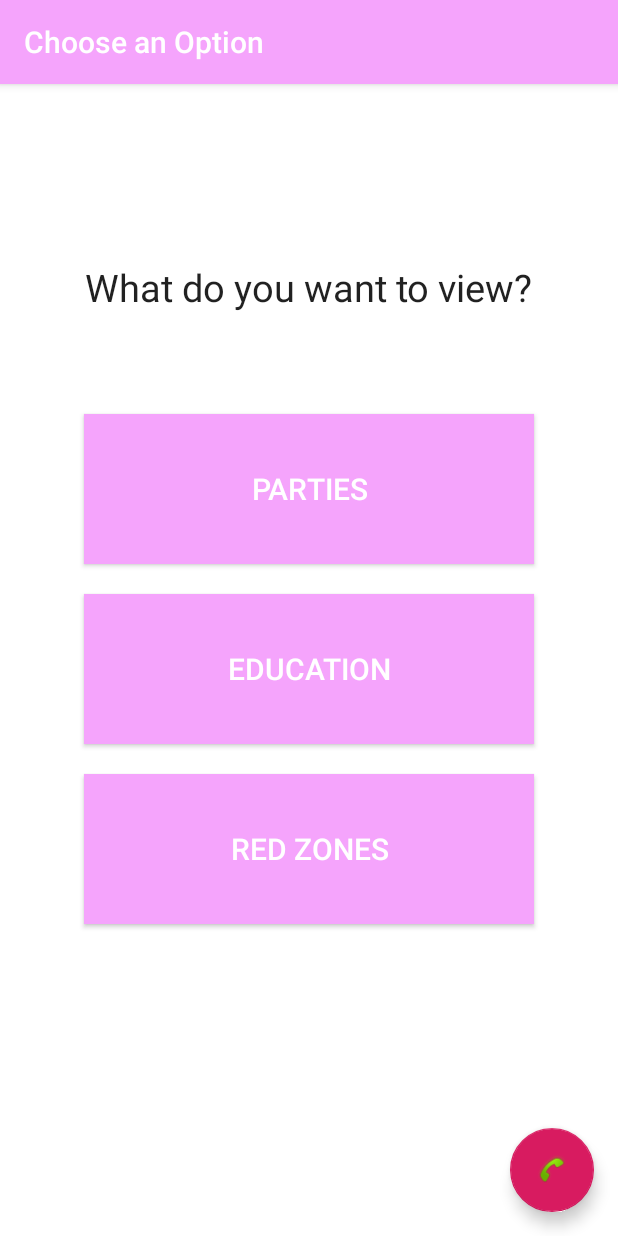
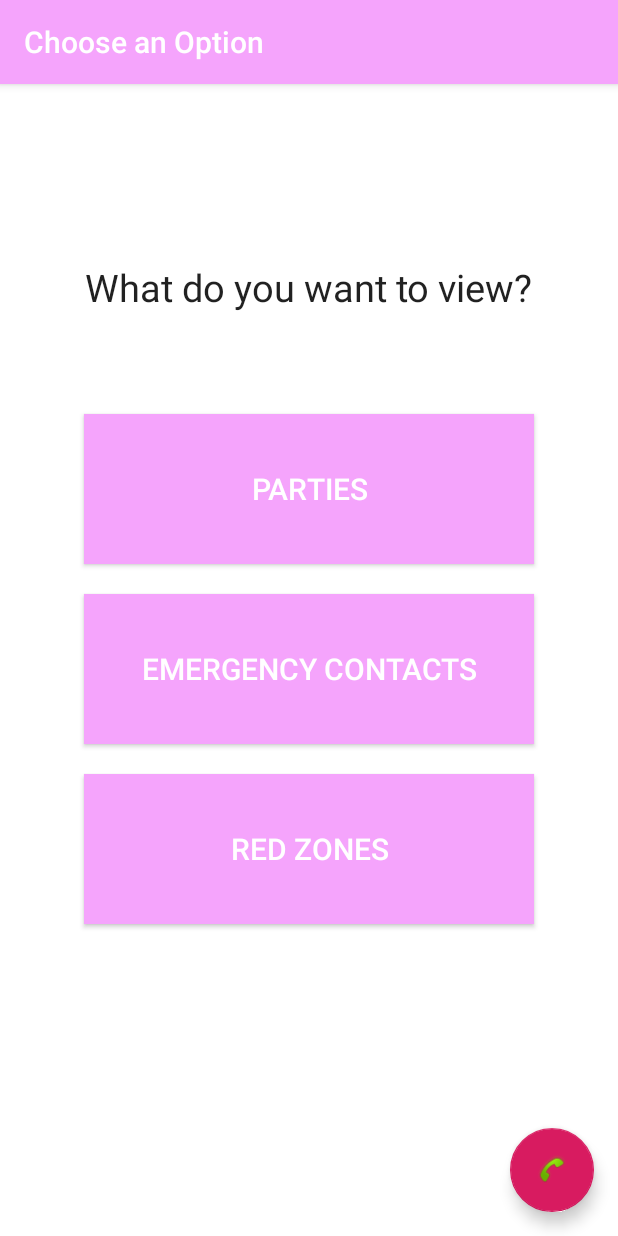
Before and after one commit to katelynzzz/womxnhacks, an Android app: the ChooseOption screen opened directly, with no data from a screen before it, on a phone screen of 412 x 824 dp. Run offline under Robolectric (Android 15) with nearby library versions, the phone set to English and light mode, and no system bars.

Commit message:
renamed "Education" button to "Emergency Contact"

```diff
--- a/app/src/main/res/values/strings.xml
+++ b/app/src/main/res/values/strings.xml
@@ -11,7 +11,7 @@
     <string name="house">This is a house</string>
     <string name="partyText"> Look at Ratings for Parties or Rate a Party: \n
     </string>
-    <string name="education">Education</string>
+    <string name="education">Emergency Contacts</string>
     <string name="add1">123 Rainbow Dr.</string>
     <string name="add2">456 Brick Rd.</string>
     <string name="add3">1010 Main Ave.</string>
```
